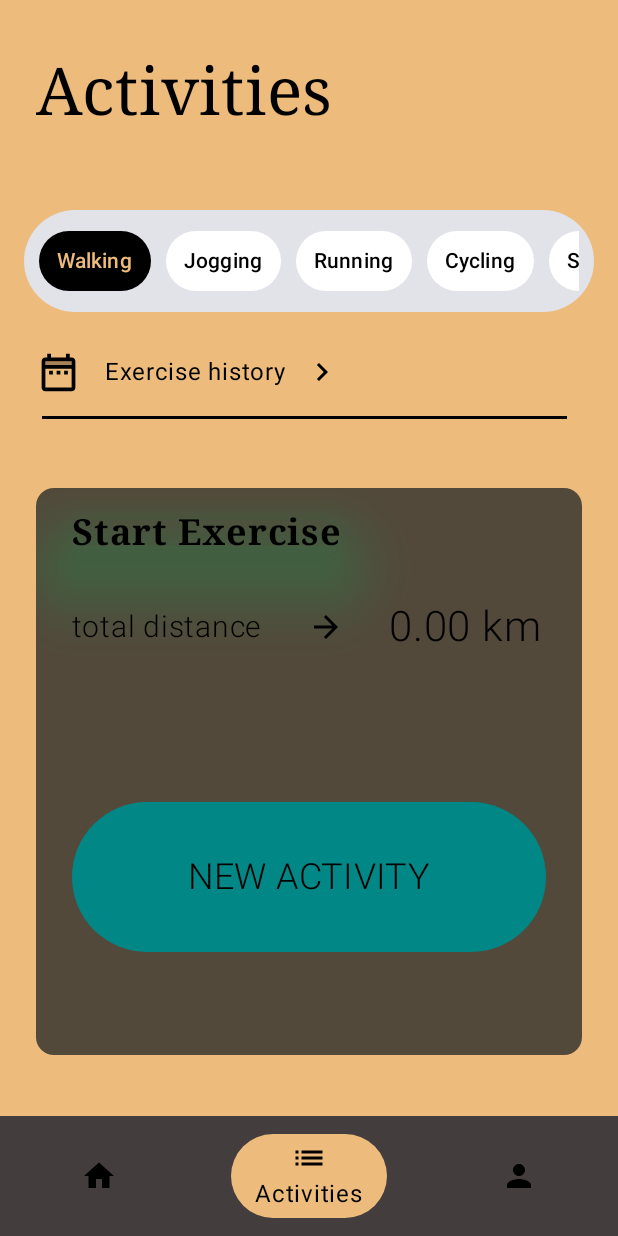
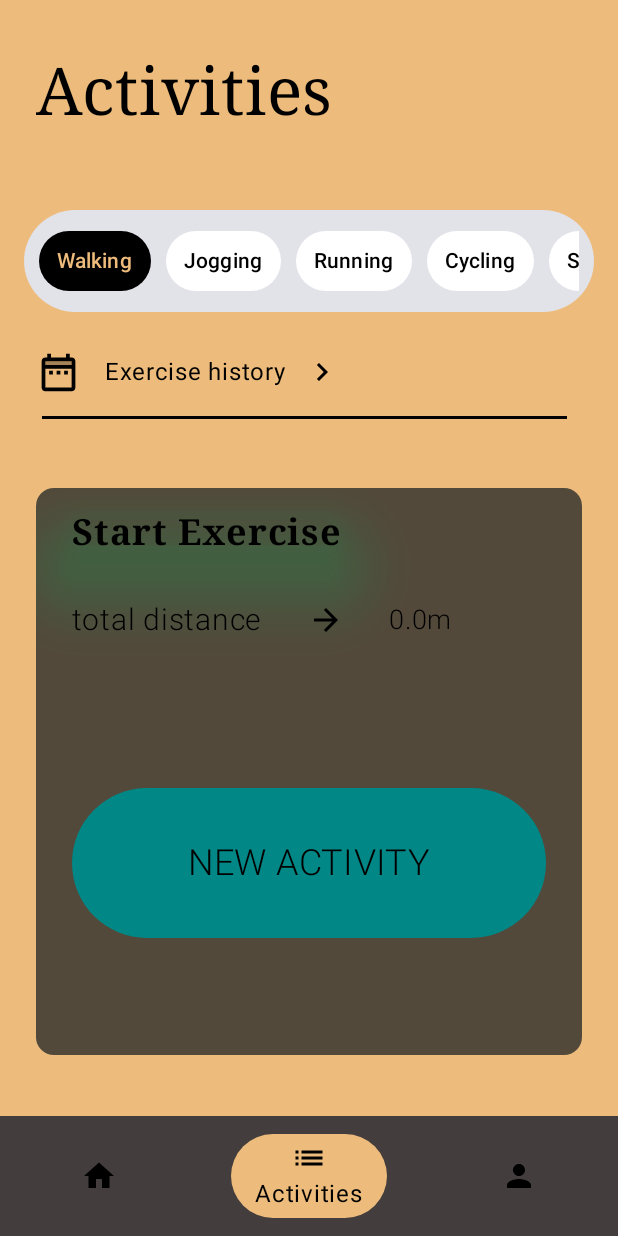
Before and after one commit to ak1nttr/Assets, an Android app built with Jetpack Compose: the ActivitiesScreen screen opened through its navigation route, on a phone screen of 412 x 824 dp. Run offline under Robolectric (Android 15) with nearby library versions, the phone set to English and light mode, and no system bars; our stand-ins replace Firebase (no records; nobody signed in at launch, a user with empty details on screens opened directly).

Commit message:
ActivitiesScreen.kt : coroutine eklendi , totaldistance logic implemente edildi ActivityViewModel yeni iki method eklendi , dailyactivies değeri eklendi TimerScreen de onstopclick parametresinde düzeltme yapıldı hata düzeltildi

```diff
--- a/app/src/main/java/com/cse234/assets/screens/ActivitiesScreen.kt
+++ b/app/src/main/java/com/cse234/assets/screens/ActivitiesScreen.kt
@@ -34,8 +34,12 @@ import androidx.compose.material3.Shapes
 import androidx.compose.material3.Text
 import androidx.compose.material3.TextButton
 import androidx.compose.runtime.Composable
+import androidx.compose.runtime.LaunchedEffect
+import androidx.compose.runtime.collectAsState
+import androidx.compose.runtime.getValue
 import androidx.compose.runtime.mutableStateOf
 import androidx.compose.runtime.remember
+import androidx.compose.runtime.rememberCoroutineScope
 import androidx.compose.ui.Alignment
 import androidx.compose.ui.Modifier
 import androidx.compose.ui.draw.shadow
@@ -54,9 +58,16 @@ import com.google.firebase.app
 import com.google.firebase.auth.FirebaseAuth
 import com.google.firebase.firestore.FirebaseFirestore
 import com.google.firebase.firestore.firestore
+import kotlinx.coroutines.launch
 
 @Composable
 fun ActivitiesScreen(navController : NavHostController , activityViewModel: ActivityViewModel) {
+
+    val coroutineScope = rememberCoroutineScope()
+
+    val totalDistance = remember {
+        mutableStateOf(activityViewModel.calculateTotalDistanceForToday())
+    }
 
 
     val activities = listOf(
@@ -138,7 +149,9 @@ fun ActivitiesScreen(navController : NavHostController , activityViewModel: Acti
                 Text(text = "Exercise history")
                 IconButton(onClick = {
                     activityViewModel.selectedActivity = selectedActivity.value
-                    activityViewModel.fetchFromFireStore(activityViewModel.selectedActivity)
+                    coroutineScope.launch {
+                        activityViewModel.fetchFromFireStore(activityViewModel.selectedActivity)
+                    }
                     navController.navigate("ActivityHistoryScreen")
                 }) {
                     Icon(Icons.Filled.KeyboardArrowRight, contentDescription = "")
@@ -187,7 +200,7 @@ fun ActivitiesScreen(navController : NavHostController , activityViewModel: Acti
                         ) {
                             Text(text = "total distance" , fontWeight = FontWeight.Light , fontSize = 20.sp)
                             Icon(Icons.TwoTone.ArrowForward, contentDescription = "")
-                            Text(text = "0.00 km" , fontSize = 28.sp , overflow = TextOverflow.Visible , fontWeight = FontWeight.Light)
+                            Text(text = String.format("%.1f", totalDistance.value * 1000)+"m", fontSize = 18.sp , overflow = TextOverflow.Visible , fontWeight = FontWeight.Light)
                         }
                         Button(
                             onClick = {
--- a/app/src/main/java/com/cse234/assets/screens/ActivityViewModel.kt
+++ b/app/src/main/java/com/cse234/assets/screens/ActivityViewModel.kt
@@ -11,6 +11,8 @@ import kotlinx.coroutines.flow.MutableStateFlow
 import kotlinx.coroutines.flow.StateFlow
 import kotlinx.coroutines.flow.asStateFlow
 import kotlinx.coroutines.launch
+import kotlinx.coroutines.tasks.await
+import java.util.Calendar
 
 class ActivityViewModel : ViewModel(){
     private val db = Firebase.firestore
@@ -21,6 +23,9 @@ class ActivityViewModel : ViewModel(){
     var selectedActivity = ""
     private val _activities = MutableStateFlow<List<ActivityData>>(emptyList())
     val activities : StateFlow<List<ActivityData>> = _activities.asStateFlow()
+    private val _dailyActivities = MutableStateFlow<List<ActivityData>>(emptyList())
+
+
 
 
     fun loadDataToFireStore(activityData : ActivityData?){
@@ -55,10 +60,49 @@ class ActivityViewModel : ViewModel(){
 
 
     }
+
     fun resetIsLoaded(){
         _isLoaded.value = null
     }
 
 
+    fun calculateTotalDistanceForToday() : Double{
+        if (_dailyActivities.value.isEmpty()) {
+            viewModelScope.launch {
+                db.collection("activities")
+                    .whereEqualTo("userId", userId)
+                    .get()
+                    .addOnSuccessListener { result ->
+                        Log.d("fetchAllActivities", "Fetched ${result.documents.size} activities")
+                        _dailyActivities.value = result.documents.mapNotNull { it.toObject(ActivityData::class.java) }
+                    }
+                    .addOnFailureListener {
+                        Log.e("fetchAllActivities", "Error fetching activities", it)
+                    }
+            }
+        }
+        return updateTotalDistance()
+    }
+    private fun updateTotalDistance() : Double {
+        val calendar = Calendar.getInstance()
+        calendar.set(Calendar.HOUR_OF_DAY, 0)
+        calendar.set(Calendar.MINUTE, 0)
+        calendar.set(Calendar.SECOND, 0)
+        calendar.set(Calendar.MILLISECOND, 0)
+        val startOfDay = calendar.time
 
+        calendar.set(Calendar.HOUR_OF_DAY, 23)
+        calendar.set(Calendar.MINUTE, 59)
+        calendar.set(Calendar.SECOND, 59)
+        calendar.set(Calendar.MILLISECOND, 999)
+        val endOfDay = calendar.time
+
+        val result = _dailyActivities.value.filter { activity ->
+            activity.date.after(startOfDay) && activity.date.before(endOfDay)
+        }.sumOf { activity -> activity.distance }
+
+        Log.d("totaldistance", "Total distance is calculated : $result meters")
+
+        return result
+    }
 }
--- a/app/src/main/java/com/cse234/assets/screens/TimerScreen.kt
+++ b/app/src/main/java/com/cse234/assets/screens/TimerScreen.kt
@@ -219,7 +219,6 @@ fun pauseButton(onPauseClick: () -> Unit){
 fun stopButton(onStopClick: () -> Unit , activityViewModel: ActivityViewModel, timerViewModel: TimerViewModel){
     IconButton(
         onClick = {
-                  onStopClick()
             val data = activityViewModel.userId?.let {
                 ActivityData(
                     userId = activityViewModel.userId,
@@ -231,6 +230,7 @@ fun stopButton(onStopClick: () -> Unit , activityViewModel: ActivityViewModel, t
                     date = Date()
                 )
             }
+            onStopClick()
             data?.let {
                 activityViewModel.loadDataToFireStore(data)
             }
```
